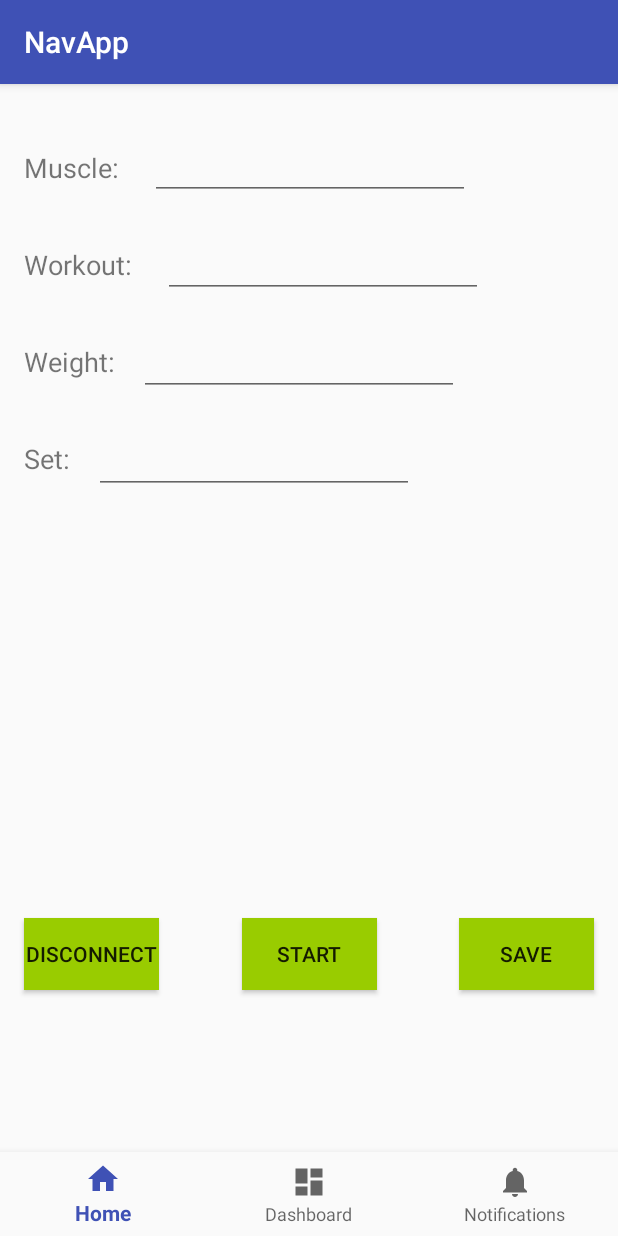
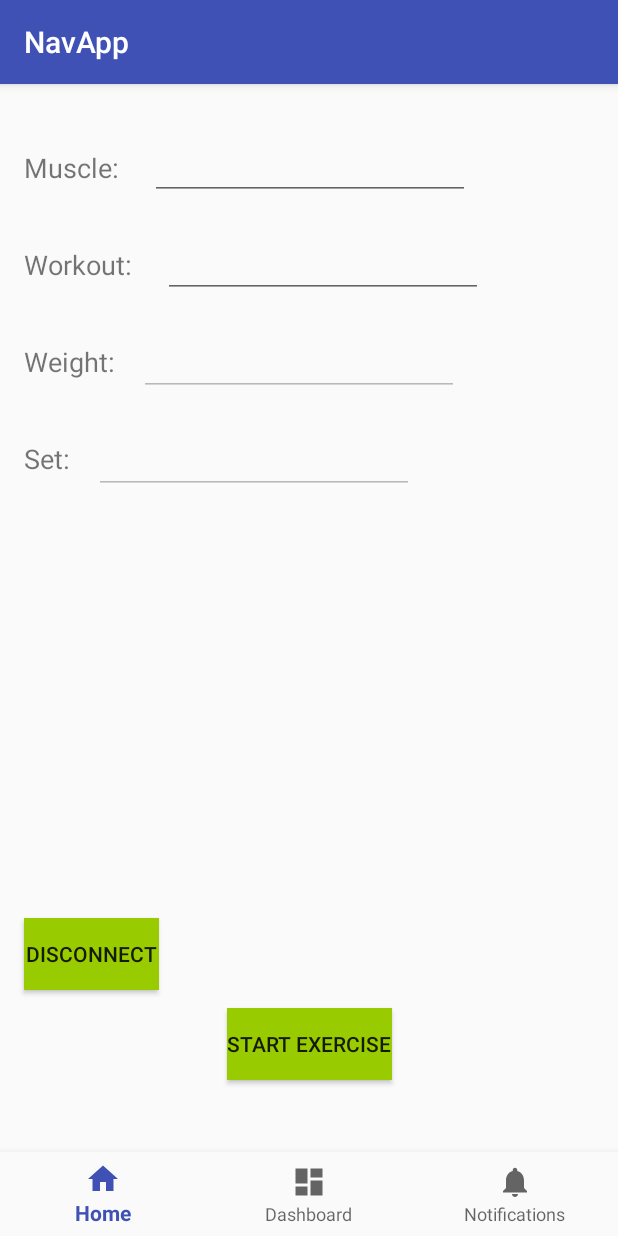
Before and after one commit to ridwankhan/navapp, an Android app: the fragment Home placed in its activity, on a phone screen of 412 x 824 dp. Run offline under Robolectric (Android 15) with nearby library versions, the phone set to English and light mode, and no system bars; our stand-ins replace Room's generated code; 7 statements that could not run were skipped.

Commit message:
updated form

```diff
--- a/app/src/main/java/com/example/ridwankhan/navapp/Home.java
+++ b/app/src/main/java/com/example/ridwankhan/navapp/Home.java
@@ -21,6 +21,7 @@ import android.view.LayoutInflater;
 import android.view.View;
 import android.view.ViewGroup;
 import android.widget.Button;
+import android.widget.EditText;
 import android.widget.TextView;
 import android.widget.Toast;
 
@@ -75,9 +76,12 @@ public class Home extends Fragment {
         // Required empty public constructor
     }
 
-    Button start, save, btnDis;
+    Button start, save, btnDis, setExercise;
     TextView sensor;
+    EditText editWeight, editSet, editMuscle, editWorkout;
+
     boolean firstClick = true;
+    boolean toggleExercise = true;
     int randomNum;
 
     @SuppressLint("HandlerLeak")
@@ -136,9 +140,18 @@ public class Home extends Fragment {
         // Inflate the layout for this fragment
         view = inflater.inflate(R.layout.fragment_home, container, false);
         start = (Button) view.findViewById(R.id.start);
+        start.setVisibility(View.GONE);
         btnDis = (Button)view.findViewById(R.id.disconnect);
         save = (Button)view.findViewById(R.id.save);
+        save.setVisibility(View.GONE);
         sensor = (TextView)view.findViewById(R.id.sens);
+        editWeight = (EditText)view.findViewById(R.id.editWeight);
+        editWeight.setEnabled(false);
+        editSet = (EditText)view.findViewById(R.id.editSet);
+        editSet.setEnabled(false);
+        editMuscle = (EditText)view.findViewById(R.id.editMuscle);
+        editWorkout = (EditText)view.findViewById(R.id.editWorkout);
+        setExercise = (Button)view.findViewById(R.id.setExercise);
 
         start.setOnClickListener(new View.OnClickListener() {
             @Override
@@ -160,6 +173,38 @@ public class Home extends Fragment {
                 stopSet();
 
             }
+
+
+
+            }
+        });
+
+        setExercise.setOnClickListener(new View.OnClickListener() {
+            @Override
+            public void onClick(View view) {
+
+                if (toggleExercise) {
+                    toggleExercise = false;
+                    setExercise.setText("Back");
+                    setExercise.setBackgroundColor(Color.RED);
+                    editMuscle.setEnabled(false);
+                    editWorkout.setEnabled(false);
+                    editSet.setEnabled(true);
+                    editWeight.setEnabled(true);
+                    start.setVisibility(View.VISIBLE);
+                    save.setVisibility(View.VISIBLE);
+                }
+                else {
+                    setExercise.setText("Start Exercise");
+                    setExercise.setBackgroundColor(Color.GREEN);
+                    toggleExercise = true;
+                    editMuscle.setEnabled(true);
+                    editWorkout.setEnabled(true);
+                    editSet.setEnabled(false);
+                    editWeight.setEnabled(false);
+                    start.setVisibility(View.GONE);
+                    save.setVisibility(View.GONE);
+                }
 
 
 
--- a/app/src/main/res/layout/fragment_home.xml
+++ b/app/src/main/res/layout/fragment_home.xml
@@ -21,7 +21,7 @@
         app:layout_constraintTop_toTopOf="parent" />
 
     <EditText
-        android:id="@+id/muscle_input"
+        android:id="@+id/editMuscle"
         android:layout_width="wrap_content"
         android:layout_height="wrap_content"
         android:layout_marginStart="16dp"
@@ -43,7 +43,7 @@
         app:layout_constraintTop_toBottomOf="@+id/muscle" />
 
     <EditText
-        android:id="@+id/work_input"
+        android:id="@+id/editWorkout"
         android:layout_width="wrap_content"
         android:layout_height="wrap_content"
         android:layout_marginStart="16dp"
@@ -51,7 +51,7 @@
         android:ems="10"
         android:inputType="textPersonName"
         app:layout_constraintStart_toEndOf="@+id/textView3"
-        app:layout_constraintTop_toBottomOf="@+id/muscle_input" />
+        app:layout_constraintTop_toBottomOf="@+id/editMuscle" />
 
     <TextView
         android:id="@+id/weight_text"
@@ -66,7 +66,7 @@
         tools:text="Weight:" />
 
     <EditText
-        android:id="@+id/editText7"
+        android:id="@+id/editWeight"
         android:layout_width="wrap_content"
         android:layout_height="wrap_content"
         android:layout_marginStart="16dp"
@@ -74,7 +74,7 @@
         android:ems="10"
         android:inputType="numberDecimal"
         app:layout_constraintStart_toEndOf="@+id/weight_text"
-        app:layout_constraintTop_toBottomOf="@+id/work_input" />
+        app:layout_constraintTop_toBottomOf="@+id/editWorkout" />
 
     <TextView
         android:id="@+id/textView5"
@@ -88,7 +88,7 @@
         app:layout_constraintTop_toBottomOf="@+id/weight_text" />
 
     <EditText
-        android:id="@+id/editText8"
+        android:id="@+id/editSet"
         android:layout_width="wrap_content"
         android:layout_height="wrap_content"
         android:layout_marginStart="16dp"
@@ -96,7 +96,7 @@
         android:ems="10"
         android:inputType="number"
         app:layout_constraintStart_toEndOf="@+id/textView5"
-        app:layout_constraintTop_toBottomOf="@+id/editText7" />
+        app:layout_constraintTop_toBottomOf="@+id/editWeight" />
 
     <Button
         android:id="@+id/start"
@@ -145,6 +145,17 @@
         app:layout_constraintBottom_toTopOf="@+id/start"
         app:layout_constraintEnd_toEndOf="parent"
         app:layout_constraintStart_toStartOf="parent"
-        app:layout_constraintTop_toBottomOf="@+id/editText8" />
+        app:layout_constraintTop_toBottomOf="@+id/editSet" />
+
+    <Button
+        android:id="@+id/setExercise"
+        android:layout_width="wrap_content"
+        android:layout_height="wrap_content"
+        android:background="@android:color/holo_green_light"
+        android:text="Start Exercise"
+        android:layout_marginBottom="40dp"
+        app:layout_constraintBottom_toBottomOf="parent"
+        app:layout_constraintStart_toStartOf="parent"
+        app:layout_constraintEnd_toEndOf="parent" />
 
 </android.support.constraint.ConstraintLayout>
```
